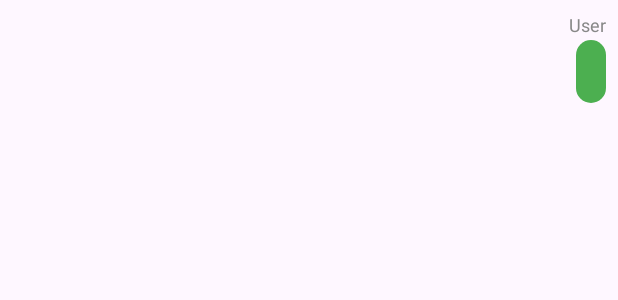
After one commit to NEU-MobileDev-3/RecipeIt-Client, an Android app: the layout item_chat_user.xml on its own in the app's theme, with its tools: preview values and no code run, on a phone screen of 412 x 824 dp. The commit adds this screen. Shown: the top 300 px of the screen. Run offline under Robolectric (Android 15) with nearby library versions, the phone set to English and light mode, and no system bars.

Commit message:
multiple improvements
add chat history
using recycler view for the chat
correct render markdown text from the server

```diff
--- a/RecipeIt/app/build.gradle.kts
+++ b/RecipeIt/app/build.gradle.kts
@@ -33,6 +33,7 @@ android {
 
 dependencies {
 
+    implementation(libs.core)
     implementation(libs.gson)
     implementation(libs.appcompat)
     implementation(libs.material)
--- /dev/null
+++ b/RecipeIt/app/src/main/res/layout/item_chat_user.xml
@@ -0,0 +1,35 @@
+<?xml version="1.0" encoding="utf-8"?>
+<LinearLayout xmlns:android="http://schemas.android.com/apk/res/android"
+    android:layout_width="match_parent"
+    android:layout_height="wrap_content"
+    android:orientation="vertical"
+    android:padding="8dp"
+    android:gravity="end">
+
+    <TextView
+        android:id="@+id/textSender"
+        android:layout_width="wrap_content"
+        android:layout_height="wrap_content"
+        android:text="User"
+        android:textSize="12sp"
+        android:textColor="#888888"
+        android:layout_marginBottom="2dp"/>
+
+    <TextView
+        android:id="@+id/textMessage"
+        android:layout_width="wrap_content"
+        android:layout_height="wrap_content"
+        android:background="@drawable/bg_bubble_right"
+        android:padding="10dp"
+        android:textColor="#FFFFFF"
+        android:textSize="16sp" />
+
+    <TextView
+        android:id="@+id/textTimestamp"
+        android:layout_width="wrap_content"
+        android:layout_height="wrap_content"
+        android:textColor="#CCCCCC"
+        android:textSize="12sp"
+        android:paddingTop="4dp" />
+
+</LinearLayout>
--- a/RecipeIt/gradle/libs.versions.toml
+++ b/RecipeIt/gradle/libs.versions.toml
@@ -1,5 +1,6 @@
 [versions]
 agp = "8.9.1"
+core = "4.6.2"
 gson = "2.11.0"
 junit = "4.13.2"
 junitVersion = "1.2.1"
@@ -10,6 +11,7 @@ activity = "1.10.1"
 constraintlayout = "2.2.1"
 
 [libraries]
+core = { module = "io.noties.markwon:core", version.ref = "core" }
 gson = { module = "com.google.code.gson:gson", version.ref = "gson" }
 junit = { group = "junit", name = "junit", version.ref = "junit" }
 ext-junit = { group = "androidx.test.ext", name = "junit", version.ref = "junitVersion" }
```
Also changed, not shown: RecipeIt/app/src/main/java/com/mobiledev/recipeit/Adapters/ChatHistoryAdapter.java (added, +100 -0 lines), RecipeIt/app/src/main/java/com/mobiledev/recipeit/Helpers/DialogHelper.java (added, +15 -0 lines), RecipeIt/app/src/main/java/com/mobiledev/recipeit/MainActivity.java (+57 -6 lines), RecipeIt/app/src/main/java/com/mobiledev/recipeit/Models/ChatHistory.java (added, +35 -0 lines), RecipeIt/app/src/main/res/layout/activity_main.xml (+5 -30 lines), RecipeIt/app/src/main/res/layout/item_chat_server.xml (added, +35 -0 lines).
